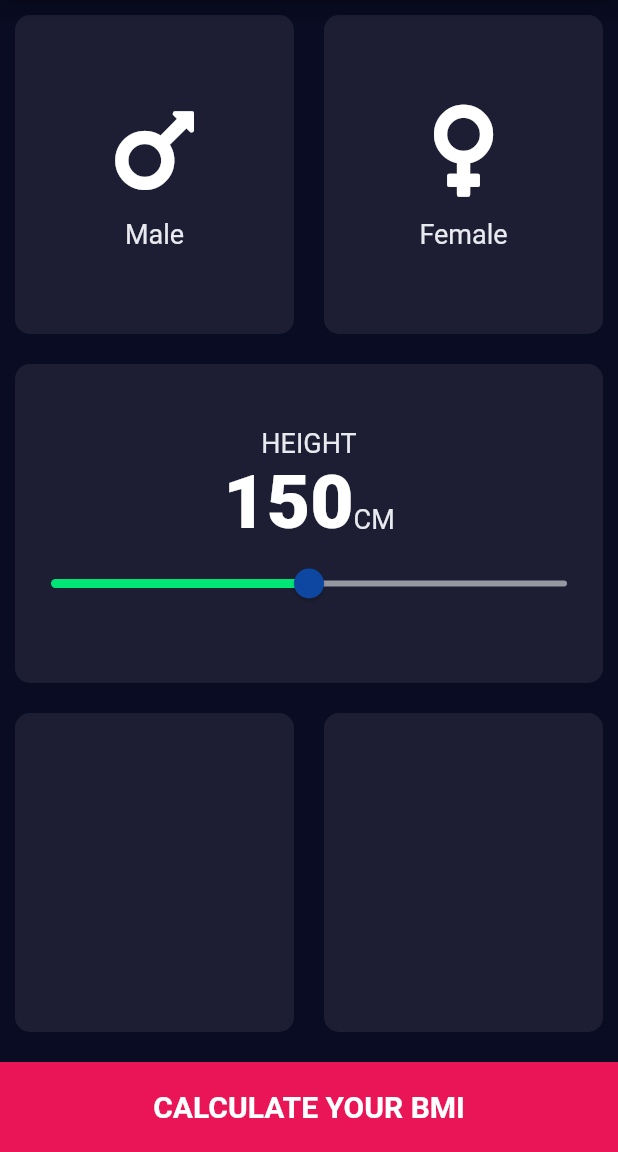
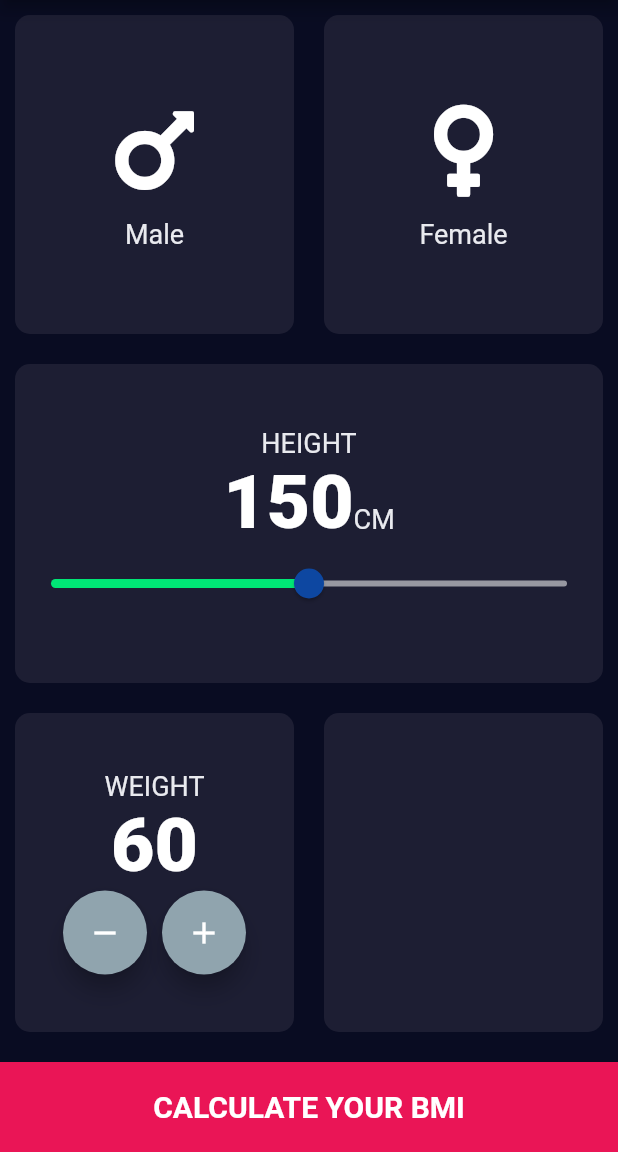
Before and after one commit to ismailsaruar22/bmi_calculator-using_flutter, a Flutter app: the screen it shows after launch, on a phone screen of 412 x 824 dp, the part 84-1236 px from its top. Run offline on Flutter 3.47's test engine with Material 2 defaults, Android fonts, the phone set to English and light mode, and no system bars; our stand-ins replace font_awesome_flutter.

Commit message:
weight adding variable added

```diff
--- a/lib/constant.dart
+++ b/lib/constant.dart
@@ -12,3 +12,7 @@ const kTextStyle = TextStyle(
   fontWeight: FontWeight.w900,
   fontSize: 50.0,
 );
+const kboldTextStyle = TextStyle(
+  fontWeight: FontWeight.w900,
+  fontSize: 50.0,
+);
--- a/lib/input_page.dart
+++ b/lib/input_page.dart
@@ -17,6 +17,7 @@ class InputPage extends StatefulWidget {
 class _InputPageState extends State<InputPage> {
   Gender? selectedGender;
   int height = 150;
+  int weight = 60;
 
   @override
   Widget build(BuildContext context) {
@@ -89,10 +90,7 @@ class _InputPageState extends State<InputPage> {
                           children: [
                             Text(
                               height.toString(),
-                              style: const TextStyle(
-                                fontWeight: FontWeight.w900,
-                                fontSize: 50.0,
-                              ),
+                              style: kboldTextStyle,
                             ),
                             const Text(
                               'CM',
@@ -128,6 +126,47 @@ class _InputPageState extends State<InputPage> {
                 Expanded(
                   child: ReusableCard(
                     colour: kInactiveCardColor,
+                    cardChild: Column(
+                      mainAxisAlignment: MainAxisAlignment.center,
+                      children: [
+                        const Text(
+                          'WEIGHT',
+                          style: kLabelTextStyle,
+                        ),
+                        Text(
+                          weight.toString(),
+                          style: kboldTextStyle,
+                        ),
+                        Row(
+                          mainAxisAlignment: MainAxisAlignment.center,
+                          children: [
+                            RoundIconButton(
+                              icon: Icons.remove,
+                              onPress: () {
+                                setState(
+                                  () {
+                                    weight--;
+                                  },
+                                );
+                              },
+                            ),
+                            const SizedBox(
+                              width: 10.0,
+                            ),
+                            RoundIconButton(
+                              icon: Icons.add,
+                              onPress: () {
+                                setState(
+                                  () {
+                                    weight++;
+                                  },
+                                );
+                              },
+                            ),
+                          ],
+                        ),
+                      ],
+                    ),
                   ),
                 ),
                 Expanded(
--- a/lib/reusable_card.dart
+++ b/lib/reusable_card.dart
@@ -21,3 +21,24 @@ class ReusableCard extends StatelessWidget {
     );
   }
 }
+
+class RoundIconButton extends StatelessWidget {
+  final IconData icon;
+  final void Function() onPress;
+  const RoundIconButton({required this.icon, required this.onPress});
+  @override
+  Widget build(BuildContext context) {
+    return RawMaterialButton(
+      child: Icon(icon),
+      onPressed: onPress,
+      fillColor: Colors.blueGrey.shade300,
+      splashColor: Colors.greenAccent,
+      elevation: 6.0,
+      shape: const CircleBorder(),
+      constraints: const BoxConstraints.tightFor(
+        width: 56.0,
+        height: 56.0,
+      ),
+    );
+  }
+}
```
